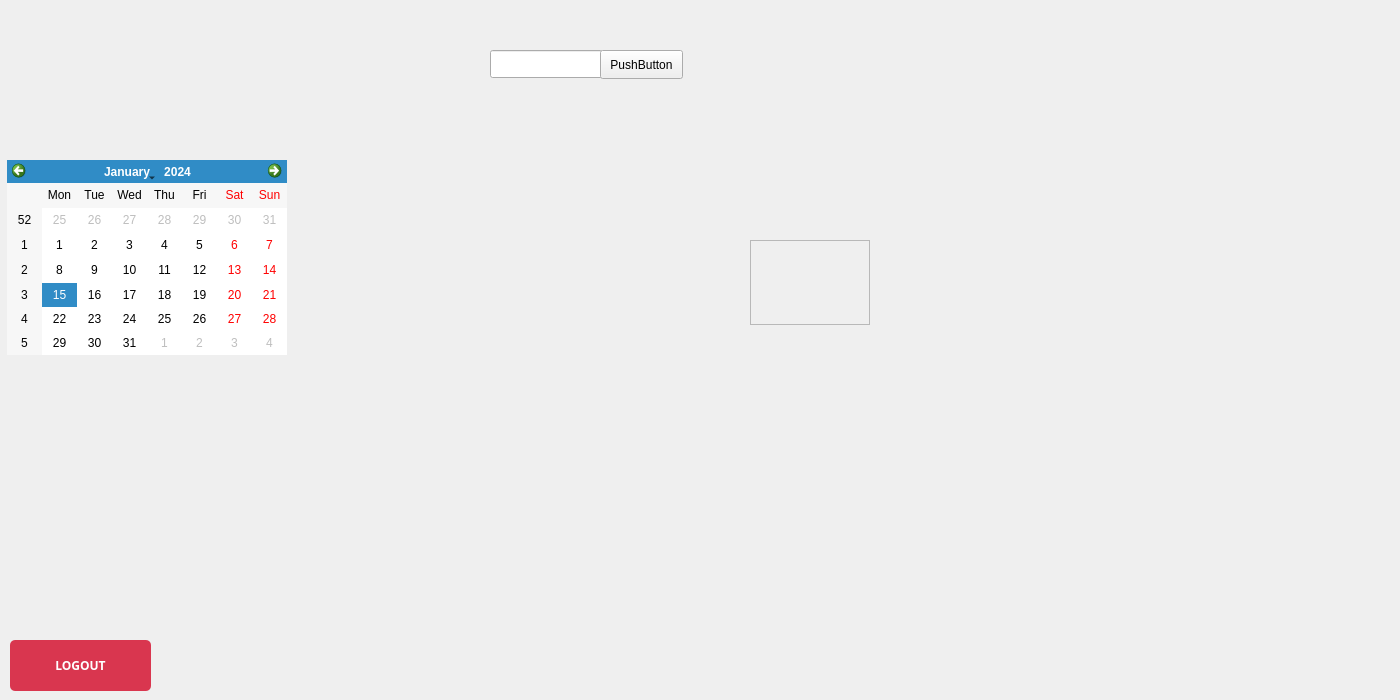
Qt form 3_Solution/Client/frontend/clientwindow.ui (albudimitrie/travel-app) before a commit.
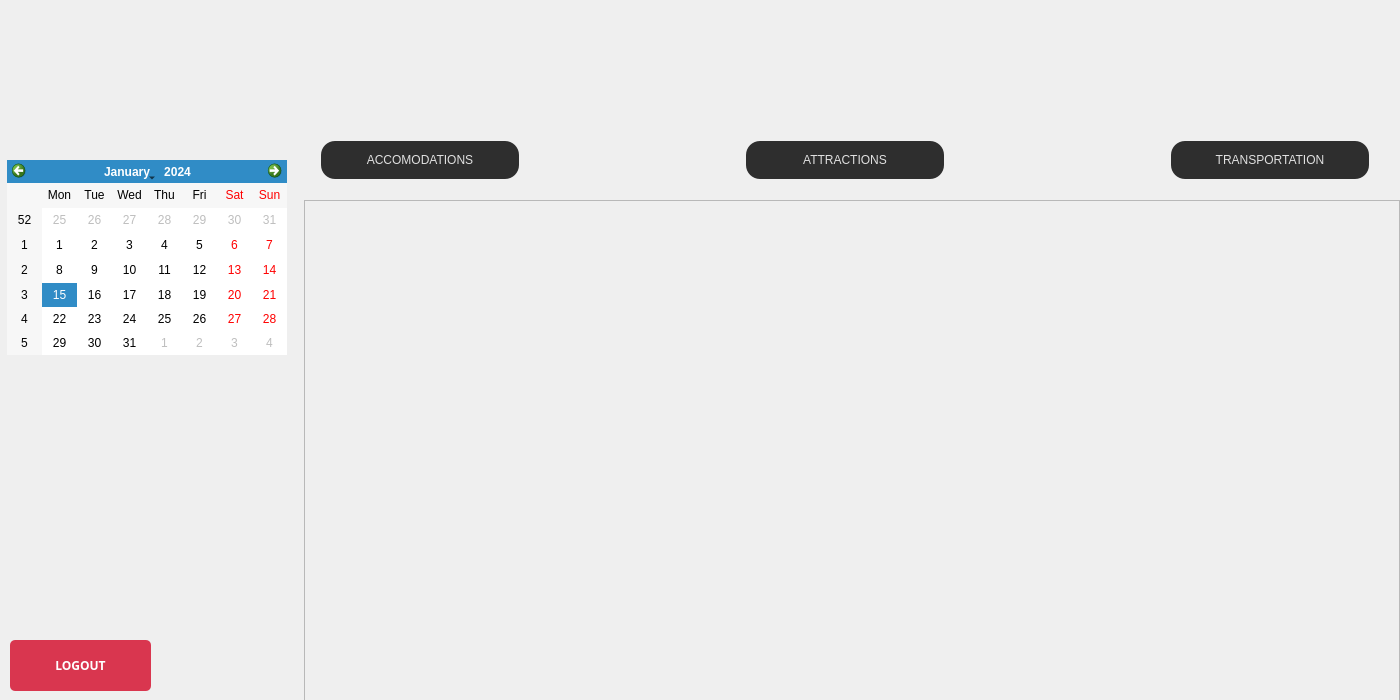
The same form after that commit. Icons and pictures are not drawn.

What changed in the file:
```diff
--- a/3_Solution/Client/frontend/clientwindow.ui
+++ b/3_Solution/Client/frontend/clientwindow.ui
@@ -113,36 +113,13 @@
      </rect>
     </property>
    </widget>
-   <widget class="QLineEdit" name="searchBar">
+   <widget class="QScrollArea" name="scrollAreaAccommodations">
     <property name="geometry">
      <rect>
-      <x>490</x>
-      <y>50</y>
-      <width>113</width>
-      <height>28</height>
-     </rect>
-    </property>
-   </widget>
-   <widget class="QPushButton" name="searchButton">
-    <property name="geometry">
-     <rect>
-      <x>600</x>
-      <y>50</y>
-      <width>83</width>
-      <height>29</height>
-     </rect>
-    </property>
-    <property name="text">
-     <string>PushButton</string>
-    </property>
-   </widget>
-   <widget class="QScrollArea" name="scrollArea">
-    <property name="geometry">
-     <rect>
-      <x>750</x>
-      <y>240</y>
-      <width>120</width>
-      <height>85</height>
+      <x>304</x>
+      <y>200</y>
+      <width>1096</width>
+      <height>501</height>
      </rect>
     </property>
     <property name="widgetResizable">
@@ -153,12 +130,140 @@
       <rect>
        <x>0</x>
        <y>0</y>
-       <width>118</width>
-       <height>83</height>
+       <width>1094</width>
+       <height>499</height>
       </rect>
      </property>
+     <layout class="QVBoxLayout" name="verticalLayout_2"/>
     </widget>
    </widget>
+   <widget class="QScrollArea" name="scrollAreaAttractions">
+    <property name="geometry">
+     <rect>
+      <x>304</x>
+      <y>200</y>
+      <width>1096</width>
+      <height>501</height>
+     </rect>
+    </property>
+    <property name="widgetResizable">
+     <bool>true</bool>
+    </property>
+    <widget class="QWidget" name="scrollAreaWidgetContents_2">
+     <property name="geometry">
+      <rect>
+       <x>0</x>
+       <y>0</y>
+       <width>1094</width>
+       <height>499</height>
+      </rect>
+     </property>
+    </widget>
+   </widget>
+   <widget class="QScrollArea" name="scrollAreaTransportation">
+    <property name="geometry">
+     <rect>
+      <x>304</x>
+      <y>200</y>
+      <width>1096</width>
+      <height>501</height>
+     </rect>
+    </property>
+    <property name="widgetResizable">
+     <bool>true</bool>
+    </property>
+    <widget class="QWidget" name="scrollAreaWidgetContents_3">
+     <property name="geometry">
+      <rect>
+       <x>0</x>
+       <y>0</y>
+       <width>1094</width>
+       <height>499</height>
+      </rect>
+     </property>
+    </widget>
+   </widget>
+   <widget class="QPushButton" name="pushAcc">
+    <property name="geometry">
+     <rect>
+      <x>320</x>
+      <y>140</y>
+      <width>200</width>
+      <height>40</height>
+     </rect>
+    </property>
+    <property name="styleSheet">
+     <string notr="true">    QPushButton {
+        background: #2e2e2e;
+        border: 2px solid transparent;
+        border-radius: 15px;
+        padding: 8px 16px;
+        color: #e0e0e0;
+    }
+    QPushButton:checked {
+        background: green;          /* fundal verde */
+        border: 2px solid darkgreen;/* chenar verde închis */
+        color: white;
+    }</string>
+    </property>
+    <property name="text">
+     <string>ACCOMODATIONS</string>
+    </property>
+   </widget>
+   <widget class="QPushButton" name="pushAtt">
+    <property name="geometry">
+     <rect>
+      <x>745</x>
+      <y>140</y>
+      <width>200</width>
+      <height>40</height>
+     </rect>
+    </property>
+    <property name="styleSheet">
+     <string notr="true">    QPushButton {
+        background: #2e2e2e;
+        border: 2px solid transparent;
+        border-radius: 15px;
+        padding: 8px 16px;
+        color: #e0e0e0;
+    }
+    QPushButton:checked {
+        background: green;          /* fundal verde */
+        border: 2px solid darkgreen;/* chenar verde închis */
+        color: white;
+    }</string>
+    </property>
+    <property name="text">
+     <string>ATTRACTIONS</string>
+    </property>
+   </widget>
+   <widget class="QPushButton" name="pushTra">
+    <property name="geometry">
+     <rect>
+      <x>1170</x>
+      <y>140</y>
+      <width>200</width>
+      <height>40</height>
+     </rect>
+    </property>
+    <property name="styleSheet">
+     <string notr="true">    QPushButton {
+        background: #2e2e2e;
+        border: 2px solid transparent;
+        border-radius: 15px;
+        padding: 8px 16px;
+        color: #e0e0e0;
+    }
+    QPushButton:checked {
+        background: green;          /* fundal verde */
+        border: 2px solid darkgreen;/* chenar verde închis */
+        color: white;
+    }</string>
+    </property>
+    <property name="text">
+     <string>TRANSPORTATION</string>
+    </property>
+   </widget>
   </widget>
  </widget>
  <resources/>
```
